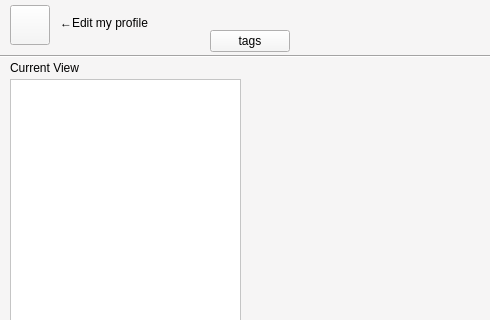
pechpo/What-s-up, file client/ui/mainwindow.ui: the form before one commit; both pictures show x 0 to 490 and y 0 to 320 of the 800 by 640 pixel window.
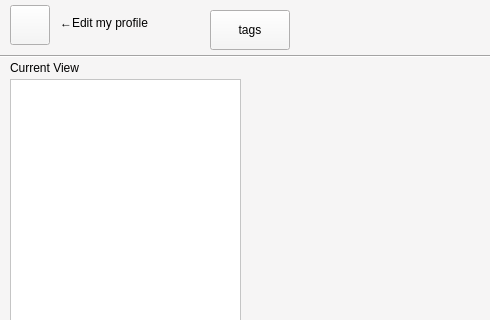
The form after the commit.

```diff
--- a/client/ui/mainwindow.ui
+++ b/client/ui/mainwindow.ui
@@ -206,9 +206,9 @@
     <property name="geometry">
      <rect>
       <x>210</x>
-      <y>30</y>
+      <y>10</y>
       <width>80</width>
-      <height>22</height>
+      <height>40</height>
      </rect>
     </property>
     <property name="text">
```
